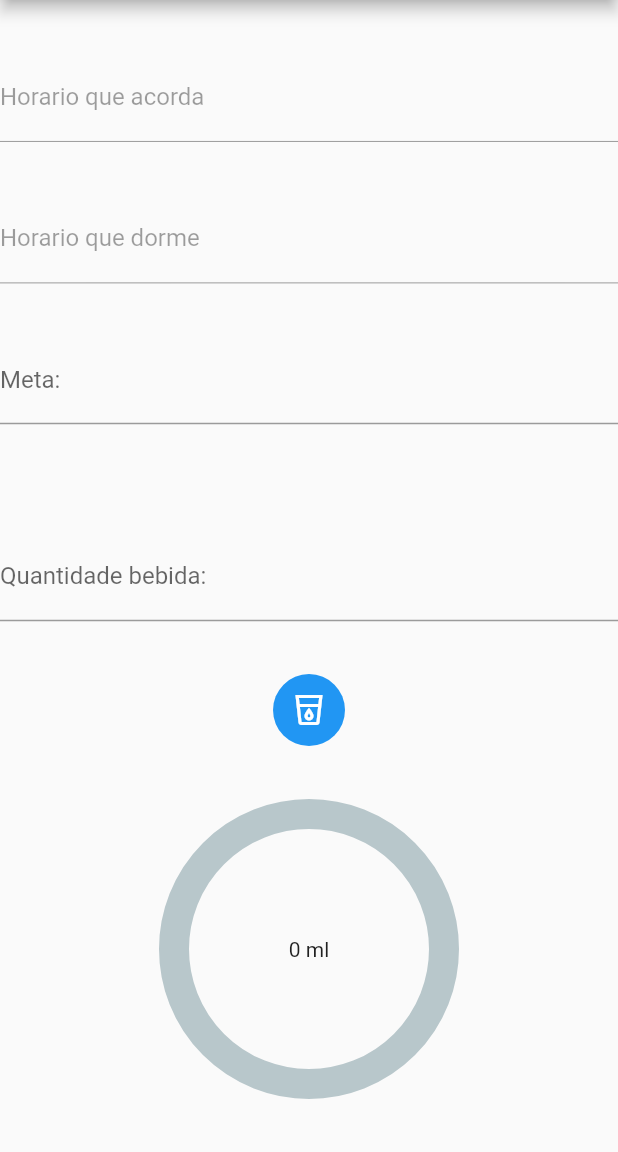
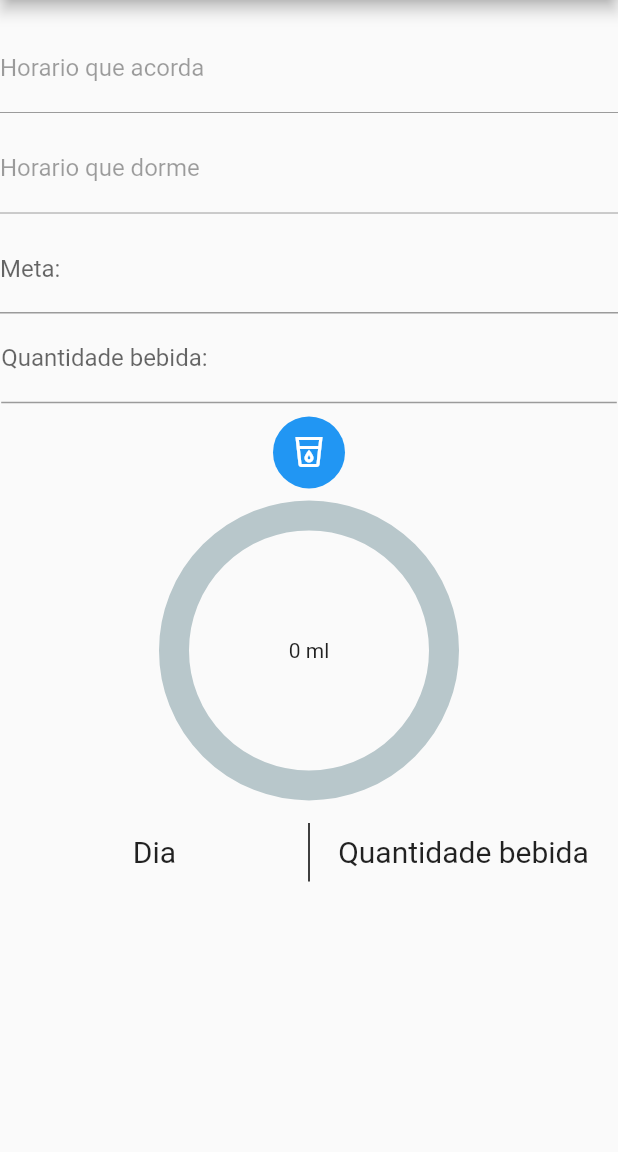
Before and after one commit to jpedroc/DrinkWaterApp, a Flutter app: the screen it shows after launch, on a phone screen of 412 x 824 dp, the part 84-1236 px from its top. Run offline on Flutter 3.47's test engine with Material 2 defaults, Android fonts, the phone set to English and light mode, and no system bars; drawn by our look-alikes of percent_indicator; our stand-ins replace date_format, shared_preferences; statements that could not run were skipped.

```diff
--- a/lib/pages/homePage.dart
+++ b/lib/pages/homePage.dart
@@ -1,4 +1,3 @@
-
 import 'package:date_format/date_format.dart';
 import 'package:flutter/cupertino.dart';
 import 'package:flutter/material.dart';
@@ -14,6 +13,7 @@ class HomePage extends StatefulWidget {
 }
 
 class _HomePageState extends State<HomePage> {
+  List<String> historic = [];
   String _today;
   double percentGoal = 0.0;
   User userInfo = new User();
@@ -33,18 +33,30 @@ class _HomePageState extends State<HomePage> {
     _initPage();
   }
 
+  Future<List<String>> _loadHistoric() async {
+    final prefs = await SharedPreferences.getInstance();
+    List<String> list;
+    return prefs.getStringList('historic').map((e) => list.add(e));
+  }
+
   _initPage() async {
+    this.historic = _loadHistoric().then((value) => value);
+    print(_getDateNow());
     this.userInfo = new User();
+    this._today = _getDateNow();
     SharedPreferences prefs = await SharedPreferences.getInstance();
     setState(() {
       String date = (prefs.getString('today') ?? null);
-      if(date != null && _today != date) {
+      if(date != null || _today != date) {
         _today = date;
         prefs.setString('today', _today);
+        _setHistoric(this.userInfo.progressDay);
         userInfo.progressDay = 0;
+        this.percentGoal = 0.0;
       }
       else {
         this.userInfo.progressDay = prefs.getInt('progressDay') ?? 0;
+        this.percentGoal = prefs.getDouble('percentGoal');
       }
       this.userInfo.waterGoal = prefs.getInt("waterGoal") ?? 0;
       this.waterGoalController.text = prefs.getInt("waterGoal").toString() ?? "";
@@ -52,8 +64,20 @@ class _HomePageState extends State<HomePage> {
       this.wakeUpTimeController.text = prefs.getString("timeWakeUp") ?? "";
       this.userInfo.bedtime = prefs.getString('bedtime');
       this.bedtimeController.text = prefs.getString("bedtime") ?? "";
-      this.percentGoal = prefs.getDouble('percentGoal') ?? 0.0;
     });
+  }
+
+  String _getDateNow() {
+    return formatDate(DateTime.now(), [dd, '/', mm, '/', yy]);
+  }
+
+  _setHistoric(int progressDay) async{
+    SharedPreferences prefs = await SharedPreferences.getInstance();
+    if(this.historic.length == 7) {
+      this.historic.removeAt(0);
+      this.historic = historic.where((day) => day != null).toList();
+    }
+    this.historic.add("${_getDateNow()}, ${progressDay}");
   }
 
   Future<void> _selectTime(BuildContext contexte, TextEditingController controller, String keyTime) async {
@@ -93,6 +117,47 @@ class _HomePageState extends State<HomePage> {
     prefs.setInt('waterGoal', this.userInfo.waterGoal);
   }
 
+  _loadTable() {
+    return this.historic.map((day) => _createRow(day)) ?? null;
+  }
+
+  _createRow(String nameList) {
+    return TableRow(
+      children: nameList.split(',').map((name) {
+        return Container(
+          alignment: Alignment.center,
+          child: Text(
+            name,
+            style: TextStyle(fontSize: 20.0),
+          ),
+          padding: EdgeInsets.all(8.0),
+        );
+      }).toList(),
+    );
+  }
+
+  createTable() {
+    return Table(
+      defaultColumnWidth: FixedColumnWidth(150.0),
+      border: TableBorder(
+        horizontalInside: BorderSide(
+          color: Colors.black,
+          style: BorderStyle.solid,
+          width: 1.0,
+        ),
+        verticalInside: BorderSide(
+          color: Colors.black,
+          style: BorderStyle.solid,
+          width: 1.0,
+        ),
+      ),
+      children: [
+        _createRow("Dia,Quantidade bebida"),
+        ..._loadTable()
+      ],
+    );
+  }
+
   @override
   Widget build(BuildContext context) {
     return Scaffold(
@@ -100,11 +165,12 @@ class _HomePageState extends State<HomePage> {
         centerTitle: true,
         title: Text('Drink Water'),
       ),
-      body: Center(
-        child: Column(
-          mainAxisAlignment: MainAxisAlignment.spaceEvenly,
+      body: ListView(
+        padding: EdgeInsets.only(top: 8.0),
         children: <Widget>[
-            new InkWell(
+          new Padding(
+            padding: EdgeInsets.only(top: 8.0),
+            child: new InkWell(
                 onTap:() => setState(() {
                   _selectTime(context, wakeUpTimeController, "timeWakeUp");
                 }),
@@ -118,7 +184,10 @@ class _HomePageState extends State<HomePage> {
                   controller: wakeUpTimeController,
                 )
             ),
-            new InkWell(
+          ),
+          new Padding(
+            padding: EdgeInsets.only(top: 8.0),
+            child: new InkWell(
                 onTap:() => setState(() {
                   _selectTime(context, bedtimeController, "bedtime");
                 }),
@@ -131,8 +200,11 @@ class _HomePageState extends State<HomePage> {
                   enabled: false,
                   controller: bedtimeController,
                 )
+            )
           ),
-            new TextFormField(
+          new Padding(
+              padding: EdgeInsets.only(top:8.0),
+              child: new TextFormField(
                 keyboardType: TextInputType.number,
                 decoration: InputDecoration(
                     hintText: "Qual sua meta? (em ml)",
@@ -144,10 +216,10 @@ class _HomePageState extends State<HomePage> {
                   setWaterGoal();
                 }),
               ),
+          ),
           new Padding(
             padding: EdgeInsets.all(0.8),
-            ),
-            new TextFormField(
+            child: new TextFormField(
               keyboardType: TextInputType.number,
               controller: amountDrink,
               decoration: InputDecoration(
@@ -155,7 +227,10 @@ class _HomePageState extends State<HomePage> {
                   labelText: "Quantidade bebida:"
               ),
             ),
-            new Ink(
+          ),
+          new Padding(
+              padding: EdgeInsets.only(top:8.0),
+              child: new Ink(
                 decoration: const ShapeDecoration(
                     color: Colors.blue,
                     shape: CircleBorder()
@@ -166,17 +241,24 @@ class _HomePageState extends State<HomePage> {
                   onPressed: () => setState(() {drinkWater();}),
                   icon: const Icon(Icons.local_drink_outlined ),
                 ),
+              )
           ),
-            new CircularPercentIndicator(
+          new Padding(
+            padding: EdgeInsets.only(top:8.0),
+            child: new CircularPercentIndicator(
               radius: 200.0,
               lineWidth: 20.0,
               center: new Text("${userInfo.progressDay} ml"),
               percent: percentGoal,
               progressColor: Colors.blue,
             )
+          ),
+          new Padding(
+            padding: EdgeInsets.only(top:15.0),
+            child: createTable(),
+          )
         ],
-        ),
-      ),
+      )
     );
   }
 
```
Lines whose indentation alone changed are shown as unchanged.
